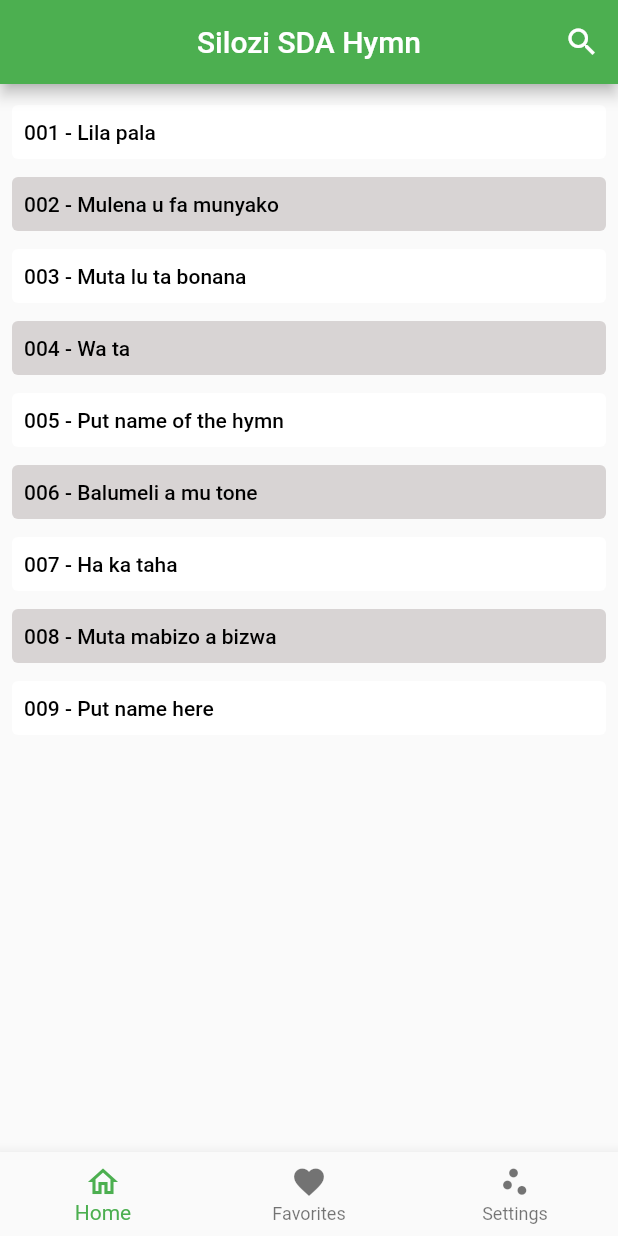
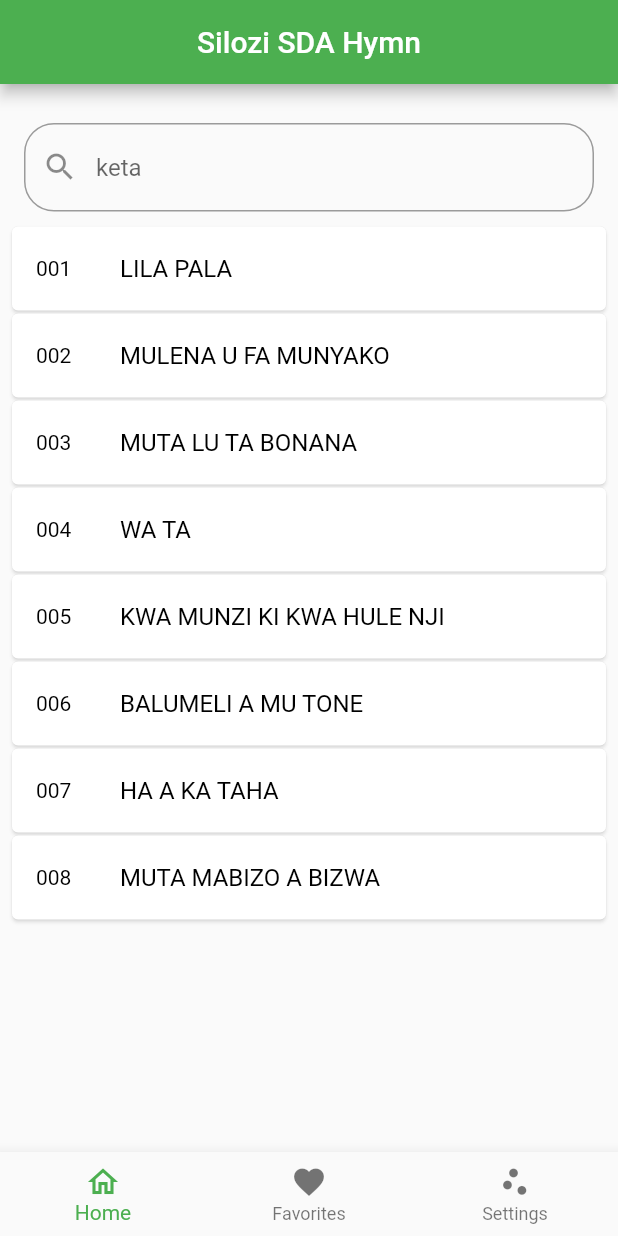
Before and after one commit to maytastouch/lozi, a Flutter app: the screen it shows after launch, on a phone screen of 412 x 824 dp. Run offline on Flutter 3.47's test engine with Material 2 defaults, Android fonts, the phone set to English and light mode, and no system bars.

Commit message:
15 Sep 2022

```diff
--- a/lib/home_page.dart
+++ b/lib/home_page.dart
@@ -38,8 +38,52 @@
   }
 }
 
-class TabPage1 extends StatelessWidget {
+class TabPage1 extends StatefulWidget {
   const TabPage1({Key? key}) : super(key: key);
+
+  @override
+  State<TabPage1> createState() => _TabPage1State();
+}
+
+class _TabPage1State extends State<TabPage1> {
+  List<Map<String, dynamic>> _allHymns = [
+    {"id": "001", "name": "LILA PALA"},
+    {"id": "002", "name": "MULENA U FA MUNYAKO"},
+    {"id": "003", "name": "MUTA LU TA BONANA"},
+    {"id": "004", "name": "WA TA"},
+    {"id": "005", "name": "KWA MUNZI KI KWA HULE NJI"},
+    {"id": "006", "name": "BALUMELI A MU TONE"},
+    {"id": "007", "name": "HA A KA TAHA"},
+    {"id": "008", "name": "MUTA MABIZO A BIZWA"},
+  ];
+
+  List<Widget> route = [Hymn01(), hymn02(), hymn03(), hymn04()];
+
+  List<Map<String, dynamic>> _foundHymns = [];
+  @override
+  initState() {
+    _foundHymns = _allHymns;
+    super.initState();
+  }
+
+  void _runFilter(String enteredKeyWord) {
+    List<Map<String, dynamic>> results = [];
+    if (enteredKeyWord.isEmpty) {
+      results = _allHymns;
+    } else {
+      results = _allHymns
+          .where((user) =>
+              user["name"]
+                  .toUpperCase()
+                  .contains(enteredKeyWord.toUpperCase()) ||
+              user["id"].toUpperCase().contains(enteredKeyWord.toUpperCase()))
+          .toList();
+    }
+
+    setState(() {
+      _foundHymns = results;
+    });
+  }
 
   @override
   Widget build(BuildContext context) {
@@ -49,157 +93,58 @@
         title: const Text('Silozi SDA Hymn'),
         centerTitle: true,
         automaticallyImplyLeading: false,
-        actions: [
-          IconButton(onPressed: () {}, icon: const Icon(Icons.search)),
-        ],
       ),
-      body: ListView(
-        padding: const EdgeInsets.all(8),
+      body: Column(
         children: [
-          //001
-          //white
-          TextButton(
-              style: ButtonStyle(
-                backgroundColor: MaterialStateProperty.all<Color>(
-                    Color.fromARGB(255, 255, 255, 255)),
-                foregroundColor: MaterialStateProperty.all<Color>(Colors.black),
-                alignment: Alignment.centerLeft,
+          const SizedBox(
+            height: 10,
           ),
-              onPressed: () {
-                Navigator.push(
-                    context, MaterialPageRoute(builder: (context) => Hymn01()));
-              },
-              child: Text('001 - Lila pala')),
-
-          //002
-          //grey
-          TextButton(
-              style: ButtonStyle(
-                backgroundColor: MaterialStateProperty.all<Color>(
-                    Color.fromARGB(255, 216, 212, 212)),
-                foregroundColor: MaterialStateProperty.all<Color>(Colors.black),
-                alignment: Alignment.centerLeft,
-              ),
-              onPressed: () {
-                Navigator.push(
-                    context, MaterialPageRoute(builder: (context) => hymn02()));
-              },
-              child: Text('002 - Mulena u fa munyako')),
-
-          //003
-          //white
-          TextButton(
-            style: ButtonStyle(
-              backgroundColor: MaterialStateProperty.all<Color>(
-                  Color.fromARGB(255, 255, 255, 255)),
-              foregroundColor: MaterialStateProperty.all<Color>(Colors.black),
-              alignment: Alignment.centerLeft,
-            ),
-            onPressed: () {
-              Navigator.push(
-                  context, MaterialPageRoute(builder: (context) => hymn03()));
-            },
-            child: Text(
-              '003 - Muta lu ta bonana',
+          Container(
+            margin: const EdgeInsets.fromLTRB(16, 16, 16, 1),
+            child: TextField(
+              onChanged: (value) => _runFilter(value),
+              decoration: InputDecoration(
+                  prefixIcon: const Icon(Icons.search),
+                  hintText: 'keta',
+                  border: OutlineInputBorder(
+                      borderRadius: BorderRadius.circular(20),
+                      borderSide: const BorderSide(color: Colors.green))),
             ),
           ),
-
-          //004
-          //grey
-          TextButton(
-              style: ButtonStyle(
-                backgroundColor: MaterialStateProperty.all<Color>(
-                    Color.fromARGB(255, 216, 212, 212)),
-                foregroundColor: MaterialStateProperty.all<Color>(Colors.black),
-                alignment: Alignment.centerLeft,
-              ),
-              onPressed: () {
-                Navigator.push(
-                    context, MaterialPageRoute(builder: (context) => hymn04()));
-              },
-              child: Text('004 - Wa ta')),
-
-          //005
-          //white
-          TextButton(
-            style: ButtonStyle(
-              backgroundColor: MaterialStateProperty.all<Color>(
-                  Color.fromARGB(255, 255, 255, 255)),
-              foregroundColor: MaterialStateProperty.all<Color>(Colors.black),
-              alignment: Alignment.centerLeft,
-            ),
-            onPressed: () {
-              // Navigator.push(
-              //     context, MaterialPageRoute(builder: (context) => Hymn18()));
-            },
+          Expanded(
+            child: Padding(
+              padding: const EdgeInsets.all(8.0),
+              child: ListView.builder(
+                  itemCount: _foundHymns.length,
+                  itemBuilder: (context, index) => Card(
+                        key: ValueKey(_foundHymns[index]["id"]),
+                        color: Color.fromARGB(255, 255, 255, 255),
+                        shadowColor: Colors.white,
+                        //elevation: 2,
+                        margin: const EdgeInsets.symmetric(vertical: 1),
+                        child: ListTile(
+                          leading: Container(
+                            margin: EdgeInsets.fromLTRB(0, 4, 0, 0),
                             child: Text(
-              '005 - Put name of the hymn',
+                              _foundHymns[index]["id"].toString(),
+                              style: const TextStyle(
+                                  fontSize: 14, color: Colors.black),
                             ),
                           ),
-
-          //006
-          //grey
-          TextButton(
-              style: ButtonStyle(
-                backgroundColor: MaterialStateProperty.all<Color>(
-                    Color.fromARGB(255, 216, 212, 212)),
-                foregroundColor: MaterialStateProperty.all<Color>(Colors.black),
-                alignment: Alignment.centerLeft,
+                          // title: Text(
+                          //   _allHymns[index]['name'],
+                          //   style: TextStyle(color: Colors.white),
+                          // ),
+                          title: Text(
+                            '${_foundHymns[index]["name"].toString()}',
+                            style: TextStyle(color: Colors.black),
                           ),
-              onPressed: () {
-                Navigator.push(
-                    context, MaterialPageRoute(builder: (context) => hymn02()));
-              },
-              child: Text('006 - Balumeli a mu tone')),
-
-          //007
-          //white
-          TextButton(
-            style: ButtonStyle(
-              backgroundColor: MaterialStateProperty.all<Color>(
-                  Color.fromARGB(255, 255, 255, 255)),
-              foregroundColor: MaterialStateProperty.all<Color>(Colors.black),
-              alignment: Alignment.centerLeft,
+                          onTap: () => Navigator.push(
+                              context,
+                              MaterialPageRoute(
+                                  builder: (context) => route[index])),
                         ),
-            onPressed: () {
-              // Navigator.push(
-              //     context, MaterialPageRoute(builder: (context) => Hymn18()));
-            },
-            child: Text(
-              '007 - Ha ka taha',
-            ),
-          ),
-
-          //008
-          //grey
-          TextButton(
-              style: ButtonStyle(
-                backgroundColor: MaterialStateProperty.all<Color>(
-                    Color.fromARGB(255, 216, 212, 212)),
-                foregroundColor: MaterialStateProperty.all<Color>(Colors.black),
-                alignment: Alignment.centerLeft,
-              ),
-              onPressed: () {
-                Navigator.push(
-                    context, MaterialPageRoute(builder: (context) => hymn02()));
-              },
-              child: Text('008 - Muta mabizo a bizwa')),
-
-          //009
-          //white
-          TextButton(
-            style: ButtonStyle(
-              backgroundColor: MaterialStateProperty.all<Color>(
-                  Color.fromARGB(255, 255, 255, 255)),
-              foregroundColor: MaterialStateProperty.all<Color>(Colors.black),
-              alignment: Alignment.centerLeft,
-            ),
-            onPressed: () {
-              // Navigator.push(
-              //     context, MaterialPageRoute(builder: (context) => Hymn18()));
-            },
-            child: Text(
-              '009 - Put name here',
+                      )),
             ),
           ),
         ],
@@ -207,6 +152,8 @@
     );
   }
 }
+
+//favorites page
 
 class TabPage2 extends StatelessWidget {
   @override
@@ -217,25 +164,8 @@
         title: const Text('Silozi SDA Hymn'),
         centerTitle: true,
         automaticallyImplyLeading: false,
-        actions: [
-          IconButton(onPressed: () {}, icon: const Icon(Icons.search)),
-        ],
       ),
-      body: Container(
-        width: double.infinity,
-        child: Column(
-          mainAxisAlignment: MainAxisAlignment.center,
-          children: [
-            Text('Tab 2'),
-            ElevatedButton(
-                onPressed: () {
-                  Navigator.of(context).push(
-                      MaterialPageRoute(builder: (context) => Page2('tab2')));
-                },
-                child: Text('Go to page2'))
-          ],
-        ),
-      ),
+      body: Container(),
     );
   }
 }
@@ -249,25 +179,8 @@
         title: const Text('Silozi SDA Hymn'),
         centerTitle: true,
         automaticallyImplyLeading: false,
-        actions: [
-          IconButton(onPressed: () {}, icon: const Icon(Icons.search)),
-        ],
       ),
-      body: Container(
-        width: double.infinity,
-        child: Column(
-          mainAxisAlignment: MainAxisAlignment.center,
-          children: [
-            Text('Tab 3'),
-            ElevatedButton(
-                onPressed: () {
-                  Navigator.of(context).push(
-                      MaterialPageRoute(builder: (context) => Page2('tab3')));
-                },
-                child: Text('Go to page2'))
-          ],
-        ),
-      ),
+      body: Container(),
     );
   }
 }
@@ -281,21 +194,7 @@
   Widget build(BuildContext context) {
     return Scaffold(
       appBar: AppBar(title: Text('Page 1')),
-      body: Container(
-        width: double.infinity,
-        child: Column(
-          mainAxisAlignment: MainAxisAlignment.center,
-          children: [
-            Text('in $inTab Page 1'),
-            ElevatedButton(
-                onPressed: () {
-                  Navigator.of(context).push(
-                      MaterialPageRoute(builder: (context) => Page2(inTab)));
-                },
-                child: Text('Go to page2'))
-          ],
-        ),
-      ),
+      body: Container(),
     );
   }
 }
@@ -308,21 +207,7 @@
   Widget build(BuildContext context) {
     return Scaffold(
       appBar: AppBar(title: Text('Page 2')),
-      body: Container(
-        width: double.infinity,
-        child: Column(
-          mainAxisAlignment: MainAxisAlignment.center,
-          children: [
-            Text('in $inTab Page 2'),
-            ElevatedButton(
-                onPressed: () {
-                  Navigator.of(context).push(
-                      MaterialPageRoute(builder: (context) => Page3(inTab)));
-                },
-                child: Text('Go to page3'))
-          ],
-        ),
-      ),
+      body: Container(),
     );
   }
 }
--- a/lib/hymns/hymn02.dart
+++ b/lib/hymns/hymn02.dart
@@ -71,7 +71,7 @@
           Container(
             padding: EdgeInsets.only(top: 20, left: 2),
             child: Text(
-              " MAKUTELO\n Munyako, munyako Mulena u 'nzi fa munyako,\n Jesu Wa ta, Jesu wa ta, U yemi fa munyako.",
+              " MAKUTELO\n Munyako, munyako Mulena u 'nzi fa\n munyako, Jesu Wa ta, Jesu wa ta, U yemi\n fa munyako.",
               style: TextStyle(fontSize: 18, wordSpacing: 5),
             ),
           ),
@@ -84,7 +84,7 @@
           Container(
             padding: EdgeInsets.only(top: 20, left: 2),
             child: Text(
-              " 2\n Lisupo za hae za kuta, ka mwaha za ezahala,\n Lu tuha lu bona cwale, ku taha kwa Jesu.",
+              " 2\n Lisupo za hae za kuta, ka mwaha za\n ezahala, Lu tuha lu bona cwale, ku taha\n kwa Jesu.",
               style: TextStyle(fontSize: 18, wordSpacing: 5),
             ),
           ),
@@ -96,7 +96,7 @@
           Container(
             padding: EdgeInsets.only(top: 20, left: 2),
             child: Text(
-              " 3\n Fa fasi lindw'a li feli, Ha ku  na kozo ni tabo,\n Konji Mulena h'a kuta, kut'o feza lifu.",
+              " 3\n Fa fasi lindw'a li feli, Ha ku  na kozo ni\n tabo, Konji Mulena h'a kuta, kut'o feza lifu.",
               style: TextStyle(fontSize: 18, wordSpacing: 5),
             ),
           ),
--- a/lib/hymns/hymn03.dart
+++ b/lib/hymns/hymn03.dart
@@ -93,7 +93,7 @@
           Container(
             padding: EdgeInsets.only(top: 20, left: 2),
             child: Text(
-              " 3\n Ha ki tabo fapil'a hae, Manyando at fela;\n Muta ku luka ze maswe, Ze patilwe li bonwe.",
+              " 3\n Ha ki tabo fapil'a hae, Manyando at fela;\n Muta ku luka ze maswe, Ze patilwe li\n bonwe.",
               style: TextStyle(fontSize: 18, wordSpacing: 5),
             ),
           ),
@@ -106,7 +106,7 @@
           Container(
             padding: EdgeInsets.only(top: 20, left: 2),
             child: Text(
-              " 4\n Ku bonana ha ki bunde! Ku bona ni ku ziba;\n Ku bonana ni mulena Jesu ya ni latile.",
+              " 4\n Ku bonana ha ki bunde! Ku bona ni ku\n ziba; Ku bonana ni mulena Jesu ya ni latile.",
               style: TextStyle(fontSize: 18, wordSpacing: 5),
             ),
           ),
--- a/pubspec.yaml
+++ b/pubspec.yaml
@@ -28,6 +28,7 @@
   # The following adds the Cupertino Icons font to your application.
   # Use with the CupertinoIcons class for iOS style icons.
   cupertino_icons: ^1.0.2
+  provider: ^6.0.4
 
 dev_dependencies:
   flutter_test:
```
Also changed, not shown: lib/favorite_provider.dart (added, +22 -0 lines), pubspec.lock. Lines whose indentation alone changed are shown as unchanged.
